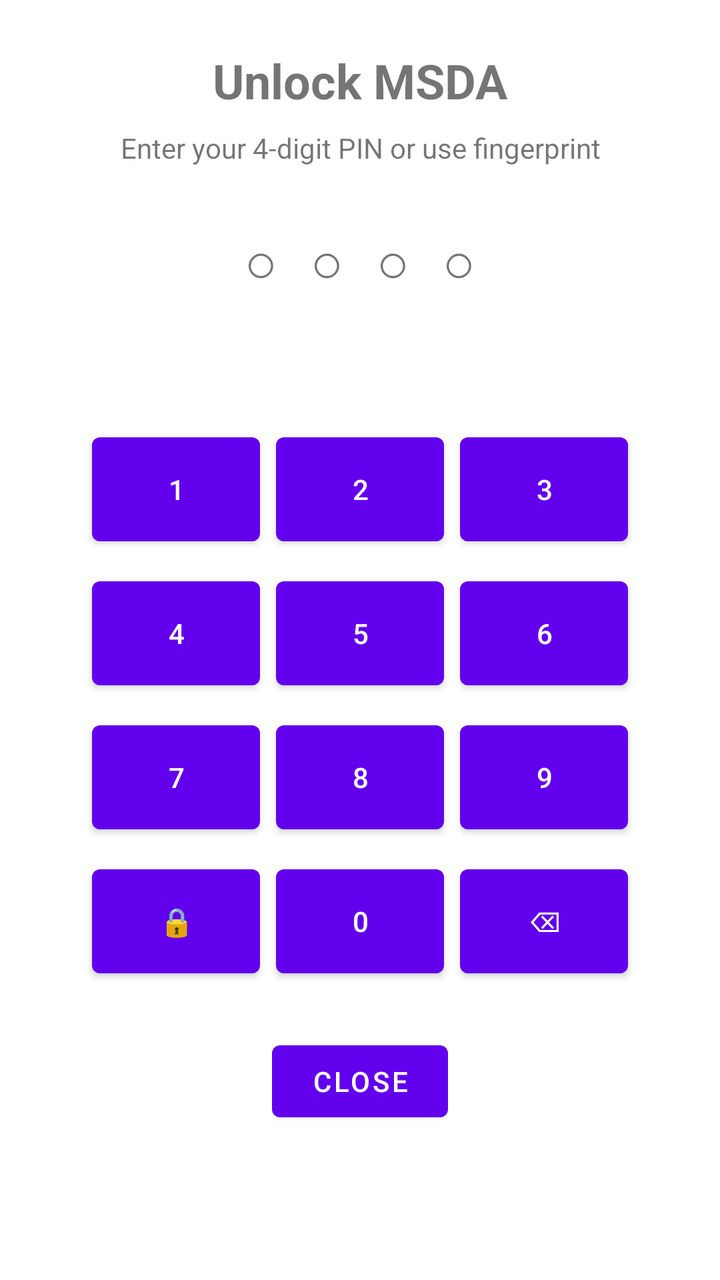
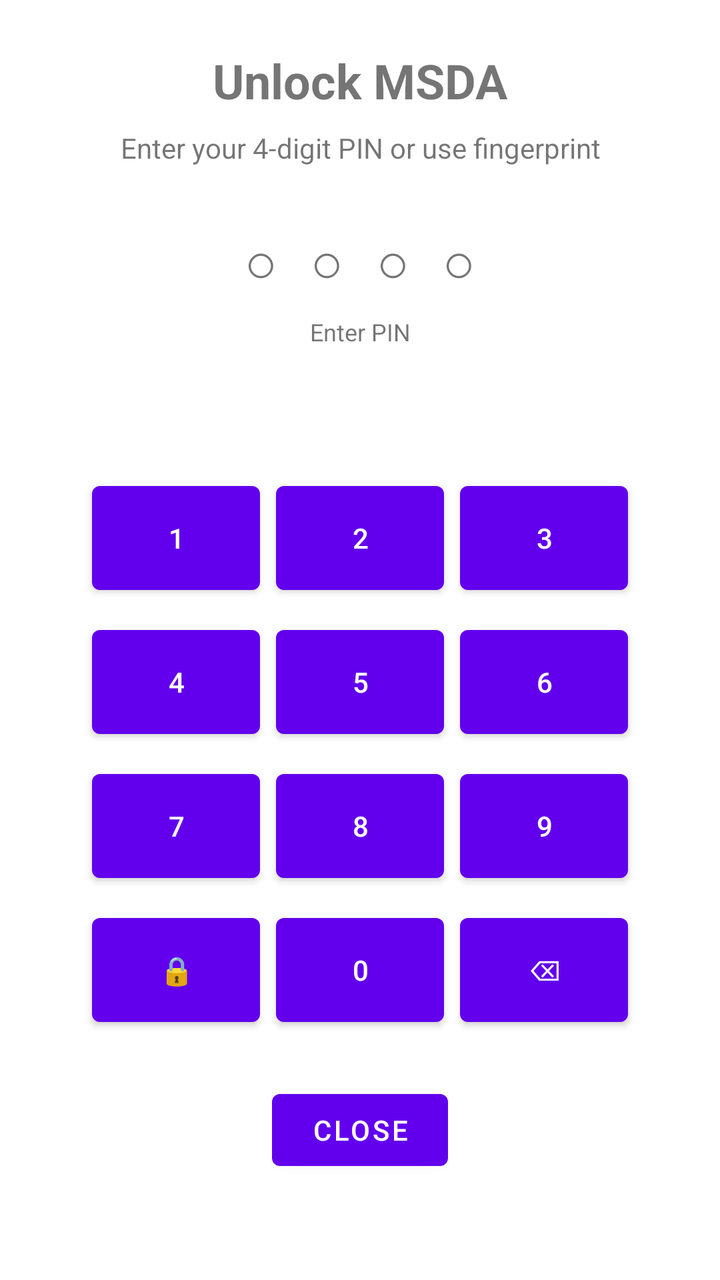

Before-and-after screenshots of an Android layout around one commit, followed by the original layout XML and the change that was made.
<!-- AndroidManifest.xml: application theme Theme.MSDA -->
<!-- res/layout/activity_lock.xml -->
<?xml version="1.0" encoding="utf-8"?>
<LinearLayout xmlns:android="http://schemas.android.com/apk/res/android"
    android:layout_width="match_parent"
    android:layout_height="match_parent"
    android:orientation="vertical"
    android:gravity="center_horizontal"
    android:padding="24dp">

    <TextView
        android:id="@+id/txtLockTitle"
        android:layout_width="match_parent"
        android:layout_height="wrap_content"
        android:gravity="center"
        android:text="@string/unlock_title"
        android:textSize="24sp"
        android:textStyle="bold" />

    <TextView
        android:id="@+id/txtLockSubtitle"
        android:layout_width="match_parent"
        android:layout_height="wrap_content"
        android:layout_marginTop="8dp"
        android:gravity="center"
        android:text="@string/unlock_subtitle"
        android:textSize="14sp" />

    <LinearLayout
        android:layout_width="wrap_content"
        android:layout_height="wrap_content"
        android:layout_marginTop="28dp"
        android:orientation="horizontal"
        android:gravity="center">

        <TextView
            android:id="@+id/pinDot1"
            android:layout_width="wrap_content"
            android:layout_height="wrap_content"
            android:layout_marginHorizontal="8dp"
            android:text="○"
            android:textSize="28sp" />

        <TextView
            android:id="@+id/pinDot2"
            android:layout_width="wrap_content"
            android:layout_height="wrap_content"
            android:layout_marginHorizontal="8dp"
            android:text="○"
            android:textSize="28sp" />

        <TextView
            android:id="@+id/pinDot3"
            android:layout_width="wrap_content"
            android:layout_height="wrap_content"
            android:layout_marginHorizontal="8dp"
            android:text="○"
            android:textSize="28sp" />

        <TextView
            android:id="@+id/pinDot4"
            android:layout_width="wrap_content"
            android:layout_height="wrap_content"
            android:layout_marginHorizontal="8dp"
            android:text="○"
            android:textSize="28sp" />
    </LinearLayout>

    <TextView
        android:id="@+id/txtLockStatus"
        android:layout_width="match_parent"
        android:layout_height="wrap_content"
        android:layout_marginTop="12dp"
        android:gravity="center"
        android:textSize="14sp" />

    <GridLayout
        android:layout_width="wrap_content"
        android:layout_height="wrap_content"
        android:layout_marginTop="28dp"
        android:columnCount="3"
        android:rowCount="4"
        android:useDefaultMargins="true">

        <Button android:id="@+id/btnPin1" android:layout_width="84dp" android:layout_height="64dp" android:text="1" />
        <Button android:id="@+id/btnPin2" android:layout_width="84dp" android:layout_height="64dp" android:text="2" />
        <Button android:id="@+id/btnPin3" android:layout_width="84dp" android:layout_height="64dp" android:text="3" />
        <Button android:id="@+id/btnPin4" android:layout_width="84dp" android:layout_height="64dp" android:text="4" />
        <Button android:id="@+id/btnPin5" android:layout_width="84dp" android:layout_height="64dp" android:text="5" />
        <Button android:id="@+id/btnPin6" android:layout_width="84dp" android:layout_height="64dp" android:text="6" />
        <Button android:id="@+id/btnPin7" android:layout_width="84dp" android:layout_height="64dp" android:text="7" />
        <Button android:id="@+id/btnPin8" android:layout_width="84dp" android:layout_height="64dp" android:text="8" />
        <Button android:id="@+id/btnPin9" android:layout_width="84dp" android:layout_height="64dp" android:text="9" />
        <Button android:id="@+id/btnBiometricUnlock" android:layout_width="84dp" android:layout_height="64dp" android:text="🔒" />
        <Button android:id="@+id/btnPin0" android:layout_width="84dp" android:layout_height="64dp" android:text="0" />
        <Button android:id="@+id/btnPinDelete" android:layout_width="84dp" android:layout_height="64dp" android:text="⌫" />
    </GridLayout>

    <Button
        android:id="@+id/btnLockClose"
        android:layout_width="wrap_content"
        android:layout_height="wrap_content"
        android:layout_marginTop="20dp"
        android:text="@string/unlock_close" />

</LinearLayout>
<!-- resources referenced by this layout -->
<resources>
  <string name="unlock_close">Close</string>
  <string name="unlock_subtitle">Enter your 4-digit PIN or use fingerprint</string>
  <string name="unlock_title">Unlock MSDA</string>
  <style name="Theme.MSDA" parent="Theme.MaterialComponents.DayNight.NoActionBar">
          <item name="android:statusBarColor">#FFFFFF</item>
          <item name="android:navigationBarColor">#FFFFFF</item>
          <item name="android:windowLightStatusBar">true</item>
          <item name="android:windowLightNavigationBar">true</item>
          <item name="colorPrimary">#6200EE</item>
          <item name="colorPrimaryVariant">#4B00C9</item>
          <item name="colorSecondary">#03DAC5</item>
          <item name="android:windowBackground">#FFFFFF</item>
      </style>
</resources>

<!-- the commit's change to res/layout/activity_lock.xml (unified diff, before → after) -->
@@ -36,6 +36,7 @@
             android:layout_width="wrap_content"
             android:layout_height="wrap_content"
             android:layout_marginHorizontal="8dp"
+            android:importantForAccessibility="no"
             android:text="○"
             android:textSize="28sp" />
 
@@ -44,6 +45,7 @@
             android:layout_width="wrap_content"
             android:layout_height="wrap_content"
             android:layout_marginHorizontal="8dp"
+            android:importantForAccessibility="no"
             android:text="○"
             android:textSize="28sp" />
 
@@ -52,6 +54,7 @@
             android:layout_width="wrap_content"
             android:layout_height="wrap_content"
             android:layout_marginHorizontal="8dp"
+            android:importantForAccessibility="no"
             android:text="○"
             android:textSize="28sp" />
 
@@ -60,15 +63,27 @@
             android:layout_width="wrap_content"
             android:layout_height="wrap_content"
             android:layout_marginHorizontal="8dp"
+            android:importantForAccessibility="no"
             android:text="○"
             android:textSize="28sp" />
     </LinearLayout>
+
+    <TextView
+        android:id="@+id/txtPinProgress"
+        android:layout_width="match_parent"
+        android:layout_height="wrap_content"
+        android:layout_marginTop="8dp"
+        android:accessibilityLiveRegion="polite"
+        android:gravity="center"
+        android:text="@string/unlock_pin_prompt"
+        android:textSize="12sp" />
 
     <TextView
         android:id="@+id/txtLockStatus"
         android:layout_width="match_parent"
         android:layout_height="wrap_content"
         android:layout_marginTop="12dp"
+        android:accessibilityLiveRegion="polite"
         android:gravity="center"
         android:textSize="14sp" />
 
@@ -89,9 +104,9 @@
         <Button android:id="@+id/btnPin7" android:layout_width="84dp" android:layout_height="64dp" android:text="7" />
         <Button android:id="@+id/btnPin8" android:layout_width="84dp" android:layout_height="64dp" android:text="8" />
         <Button android:id="@+id/btnPin9" android:layout_width="84dp" android:layout_height="64dp" android:text="9" />
-        <Button android:id="@+id/btnBiometricUnlock" android:layout_width="84dp" android:layout_height="64dp" android:text="🔒" />
+        <Button android:id="@+id/btnBiometricUnlock" android:layout_width="84dp" android:layout_height="64dp" android:contentDescription="@string/unlock_biometric" android:text="🔒" />
         <Button android:id="@+id/btnPin0" android:layout_width="84dp" android:layout_height="64dp" android:text="0" />
-        <Button android:id="@+id/btnPinDelete" android:layout_width="84dp" android:layout_height="64dp" android:text="⌫" />
+        <Button android:id="@+id/btnPinDelete" android:layout_width="84dp" android:layout_height="64dp" android:contentDescription="@string/unlock_delete_digit" android:text="⌫" />
     </GridLayout>
 
     <Button
<!-- resource entries referenced after the edit -->
@@ -1,6 +1,9 @@
 <!-- resources referenced by this layout -->
 <resources>
+  <string name="unlock_biometric">Use fingerprint</string>
   <string name="unlock_close">Close</string>
+  <string name="unlock_delete_digit">Delete digit</string>
+  <string name="unlock_pin_prompt">Enter PIN</string>
   <string name="unlock_subtitle">Enter your 4-digit PIN or use fingerprint</string>
   <string name="unlock_title">Unlock MSDA</string>
   <style name="Theme.MSDA" parent="Theme.MaterialComponents.DayNight.NoActionBar">
